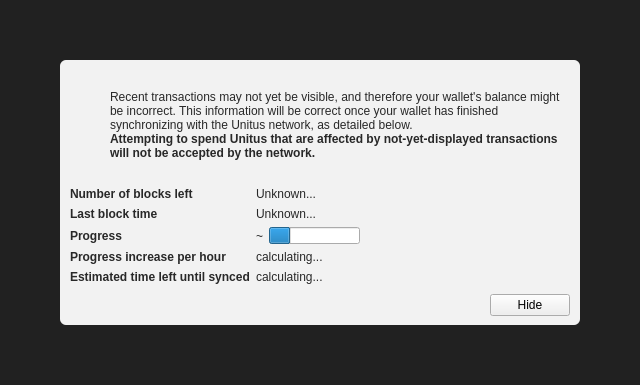
unitusdev/unitus, file src/qt/forms/modaloverlay.ui: the form before one commit.
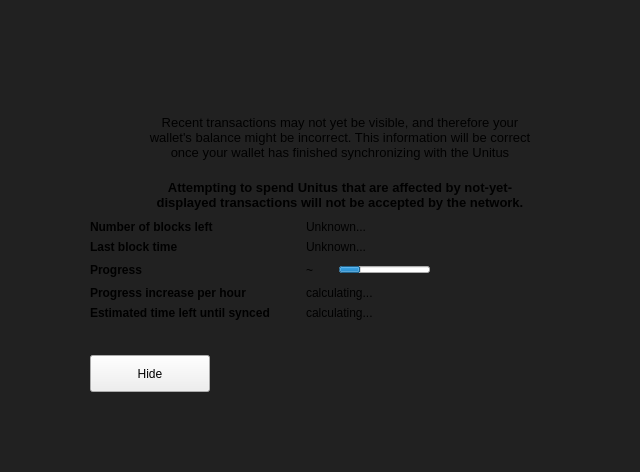
The form after the commit. Icons and pictures are not drawn. Custom widgets are drawn as their Qt base class.

Patch:
```diff
--- a/src/qt/forms/modaloverlay.ui
+++ b/src/qt/forms/modaloverlay.ui
@@ -7,7 +7,7 @@
     <x>0</x>
     <y>0</y>
     <width>640</width>
-    <height>385</height>
+    <height>472</height>
    </rect>
   </property>
   <property name="windowTitle">
@@ -49,31 +49,35 @@
       </property>
       <item>
        <widget class="QWidget" name="contentWidget" native="true">
+        <property name="sizePolicy">
+         <sizepolicy hsizetype="Preferred" vsizetype="Preferred">
+          <horstretch>0</horstretch>
+          <verstretch>0</verstretch>
+         </sizepolicy>
+        </property>
         <property name="styleSheet">
-         <string notr="true">#contentWidget { background: rgba(255,255,255,240); border-radius: 6px; }
-
-QLabel { color: rgb(40,40,40);  }</string>
+         <string notr="true">#contentWidget { border-radius: 6px; border-image: url(:/backgrounds/flag_bg) 0 0 0 0 strech strech;}</string>
         </property>
         <layout class="QVBoxLayout" name="verticalLayoutSub" stretch="1,0,0,0">
          <property name="spacing">
           <number>0</number>
          </property>
          <property name="leftMargin">
-          <number>10</number>
+          <number>30</number>
          </property>
          <property name="topMargin">
-          <number>10</number>
+          <number>20</number>
          </property>
          <property name="rightMargin">
-          <number>10</number>
+          <number>20</number>
          </property>
          <property name="bottomMargin">
-          <number>10</number>
+          <number>20</number>
          </property>
          <item>
           <layout class="QHBoxLayout" name="horizontalLayoutIconText" stretch="0,1">
            <property name="topMargin">
-            <number>20</number>
+            <number>35</number>
            </property>
            <item>
             <layout class="QVBoxLayout" name="verticalLayoutIcon">
@@ -122,28 +126,56 @@
            <item>
             <layout class="QVBoxLayout" name="verticalLayoutInfoText">
              <property name="leftMargin">
-              <number>0</number>
+              <number>15</number>
              </property>
              <property name="topMargin">
               <number>0</number>
              </property>
+             <property name="rightMargin">
+              <number>25</number>
+             </property>
              <item>
               <widget class="QLabel" name="infoText">
+               <property name="font">
+                <font>
+                 <pointsize>10</pointsize>
+                </font>
+               </property>
                <property name="text">
                 <string>Recent transactions may not yet be visible, and therefore your wallet's balance might be incorrect. This information will be correct once your wallet has finished synchronizing with the Unitus network, as detailed below.</string>
                </property>
                <property name="textFormat">
                 <enum>Qt::RichText</enum>
                </property>
+               <property name="alignment">
+                <set>Qt::AlignCenter</set>
+               </property>
                <property name="wordWrap">
                 <bool>true</bool>
                </property>
               </widget>
              </item>
+             <item>
+              <spacer name="verticalSpacer">
+               <property name="orientation">
+                <enum>Qt::Vertical</enum>
+               </property>
+               <property name="sizeType">
+                <enum>QSizePolicy::Fixed</enum>
+               </property>
+               <property name="sizeHint" stdset="0">
+                <size>
+                 <width>20</width>
+                 <height>20</height>
+                </size>
+               </property>
+              </spacer>
+             </item>
              <item>
               <widget class="QLabel" name="infoTextStrong">
                <property name="font">
                 <font>
+                 <pointsize>10</pointsize>
                  <weight>75</weight>
                  <bold>true</bold>
                 </font>
@@ -154,6 +186,9 @@
                <property name="textFormat">
                 <enum>Qt::RichText</enum>
                </property>
+               <property name="alignment">
+                <set>Qt::AlignCenter</set>
+               </property>
                <property name="wordWrap">
                 <bool>true</bool>
                </property>
@@ -263,7 +298,7 @@
             </widget>
            </item>
            <item row="2" column="1">
-            <layout class="QHBoxLayout" name="horizontalLayoutSync" stretch="0,1">
+            <layout class="QHBoxLayout" name="horizontalLayoutSync" stretch="0,0,1">
              <item>
               <widget class="QLabel" name="percentageProgress">
                <property name="text">
@@ -271,8 +306,30 @@
                </property>
               </widget>
              </item>
+             <item>
+              <spacer name="horizontalSpacer_2">
+               <property name="orientation">
+                <enum>Qt::Horizontal</enum>
+               </property>
+               <property name="sizeType">
+                <enum>QSizePolicy::Fixed</enum>
+               </property>
+               <property name="sizeHint" stdset="0">
+                <size>
+                 <width>20</width>
+                 <height>20</height>
+                </size>
+               </property>
+              </spacer>
+             </item>
              <item>
               <widget class="QProgressBar" name="progressBar">
+               <property name="maximumSize">
+                <size>
+                 <width>16777215</width>
+                 <height>7</height>
+                </size>
+               </property>
                <property name="value">
                 <number>24</number>
                </property>
@@ -312,7 +369,7 @@
               </font>
              </property>
              <property name="text">
-              <string>Estimated time left until synced</string>
+              <string>Estimated time left until synced         </string>
              </property>
             </widget>
            </item>
@@ -328,11 +385,24 @@
          <item>
           <layout class="QHBoxLayout" name="horizontalLayoutButtons">
            <property name="leftMargin">
-            <number>10</number>
+            <number>0</number>
            </property>
            <property name="topMargin">
-            <number>10</number>
+            <number>35</number>
            </property>
+           <item>
+            <widget class="QPushButton" name="closeButton">
+             <property name="minimumSize">
+              <size>
+               <width>120</width>
+               <height>37</height>
+              </size>
+             </property>
+             <property name="text">
+              <string>Hide</string>
+             </property>
+            </widget>
+           </item>
            <item>
             <spacer name="horizontalSpacer">
              <property name="orientation">
@@ -346,13 +416,6 @@
              </property>
             </spacer>
            </item>
-           <item>
-            <widget class="QPushButton" name="closeButton">
-             <property name="text">
-              <string>Hide</string>
-             </property>
-            </widget>
-           </item>
           </layout>
          </item>
         </layout>
```
Left out of the diff: 6 changed lines with no effect on the pictures.
